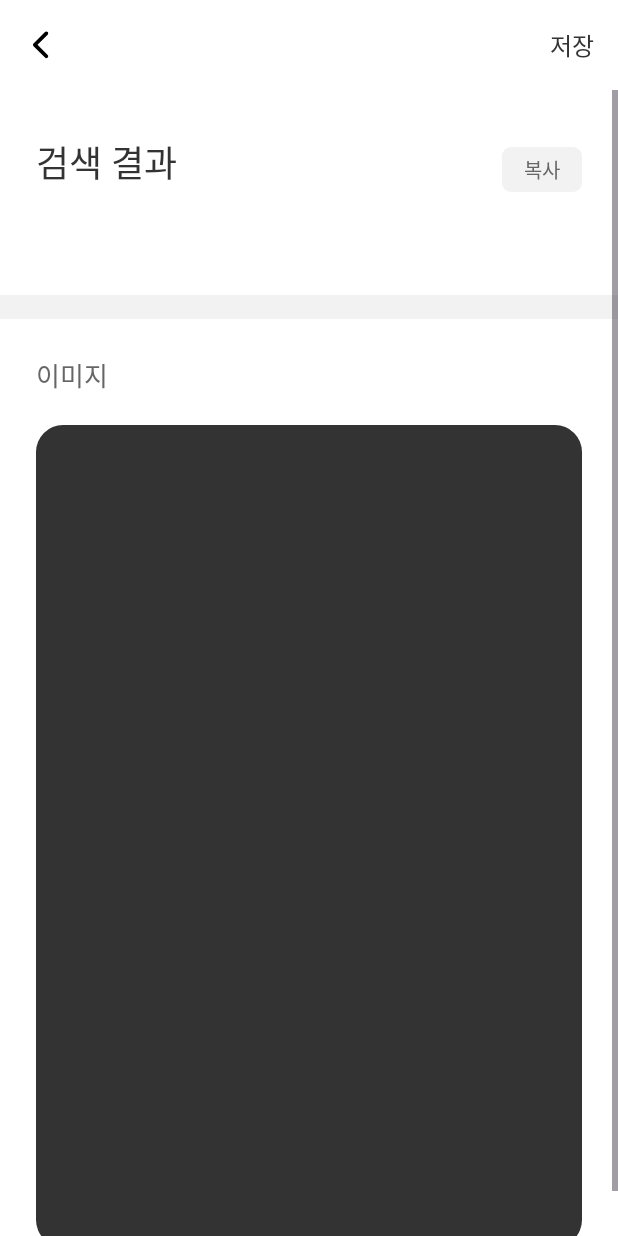
After one commit to 23-SWUnion-Hackton/Android-Soma4Cut, an Android app: the fragment SearchResultFragment placed in its activity, on a phone screen of 412 x 824 dp. The commit adds this screen. Run offline under Robolectric (Android 15) with nearby library versions, the phone set to English and light mode, and no system bars; our stand-ins replace data binding; 2 statements that could not run were skipped.

Commit message:
💄 :: Design SearchResultFragment

```diff
--- a/presentation/src/main/java/com/staker4wapper/android_soma4cut/feature/search/SearchFragment.kt
+++ /dev/null
@@ -1,24 +0,0 @@
-package com.staker4wapper.android_soma4cut.feature.search
-
-import android.os.Bundle
-import androidx.fragment.app.Fragment
-import android.view.LayoutInflater
-import android.view.View
-import android.view.ViewGroup
-import androidx.fragment.app.viewModels
-import androidx.navigation.fragment.findNavController
-import com.sigma.flick.base.BaseFragment
-import com.staker4wapper.android_soma4cut.R
-import com.staker4wapper.android_soma4cut.databinding.FragmentSearchBinding
-
-class SearchFragment: BaseFragment<FragmentSearchBinding, SearchViewModel>(R.layout.fragment_search) {
-
-    override val viewModel: SearchViewModel by viewModels()
-
-    override fun start() {
-        binding.toolbar.setNavigationOnClickListener {
-            findNavController().popBackStack()
-        }
-    }
-
-}
--- /dev/null
+++ b/presentation/src/main/java/com/staker4wapper/android_soma4cut/feature/search/screen/SearchFragment.kt
@@ -0,0 +1,52 @@
+package com.staker4wapper.android_soma4cut.feature.search.screen
+
+import android.content.Context
+import android.widget.Toast
+import androidx.fragment.app.viewModels
+import androidx.navigation.fragment.findNavController
+import com.sigma.flick.base.BaseFragment
+import com.staker4wapper.android_soma4cut.R
+import com.staker4wapper.android_soma4cut.databinding.FragmentSearchBinding
+import com.staker4wapper.android_soma4cut.feature.search.SearchViewModel
+
+
+class SearchFragment: BaseFragment<FragmentSearchBinding, SearchViewModel>(R.layout.fragment_search) {
+
+    override val viewModel: SearchViewModel by viewModels()
+
+    private lateinit var context: Context
+
+    override fun start() {
+        context = requireContext()
+        binding.toolbar.setNavigationOnClickListener {
+            findNavController().popBackStack()
+        }
+
+        binding.etSearch.requestFocus()
+
+        binding.btnSearch.setOnClickListener {
+            val etSearch = binding.etSearch.text.toString()
+
+            /** Code Handling */
+            if (etSearch.isNotEmpty()) {
+                // todo 1. 만약 있는 code라면 -> 창 넘기기
+                if (etSearch == "1234") {
+                    val action = SearchFragmentDirections.toSearchResultFragment(etSearch)
+                    findNavController().navigate(action)
+                } else {
+                    Toast.makeText(context, "형식에 맞게 코드를 입력해주세요", Toast.LENGTH_SHORT).show()
+                }
+            } else {
+                Toast.makeText(context, "코드를 입력해주세요", Toast.LENGTH_SHORT).show()
+            }
+        }
+    }
+
+//    private fun showSoftKeyboard(view: View) {
+//        if (view.requestFocus()) {
+//            val imm = getSystemService(Context.INPUT_METHOD_SERVICE) as InputMethodManager
+//            imm.showSoftInput(view, InputMethodManager.SHOW_IMPLICIT)
+//        }
+//    }
+
+}
--- /dev/null
+++ b/presentation/src/main/java/com/staker4wapper/android_soma4cut/feature/search/screen/SearchResultFragment.kt
@@ -0,0 +1,44 @@
+package com.staker4wapper.android_soma4cut.feature.search.screen
+
+import android.content.Context
+import android.os.Bundle
+import androidx.fragment.app.Fragment
+import android.view.LayoutInflater
+import android.view.View
+import android.view.ViewGroup
+import android.widget.Toast
+import androidx.fragment.app.viewModels
+import androidx.navigation.fragment.findNavController
+import androidx.navigation.fragment.navArgs
+import com.sigma.flick.base.BaseFragment
+import com.staker4wapper.android_soma4cut.R
+import com.staker4wapper.android_soma4cut.databinding.FragmentSearchResultBinding
+import com.staker4wapper.android_soma4cut.feature.search.SearchViewModel
+
+class SearchResultFragment: BaseFragment<FragmentSearchResultBinding, SearchViewModel>(R.layout.fragment_search_result) {
+
+    override val viewModel: SearchViewModel by viewModels()
+
+    private val args: SearchResultFragmentArgs by navArgs()
+
+    private lateinit var context: Context
+
+    override fun start() {
+        context = requireContext()
+        val code = args.code
+        binding.btnArrowBack.setOnClickListener {
+            findNavController().popBackStack()
+        }
+
+        binding.btnSave.setOnClickListener {
+            Toast.makeText(context, "저장", Toast.LENGTH_SHORT).show()
+        }
+        binding.btnCopy.setOnClickListener {
+            Toast.makeText(context, "복사", Toast.LENGTH_SHORT).show()
+        }
+
+        binding.tvSearchedCode.text = code
+
+    }
+
+}
--- a/presentation/src/main/res/layout/fragment_search.xml
+++ b/presentation/src/main/res/layout/fragment_search.xml
@@ -2,7 +2,7 @@
 <layout xmlns:android="http://schemas.android.com/apk/res/android"
     xmlns:app="http://schemas.android.com/apk/res-auto"
     xmlns:tools="http://schemas.android.com/tools"
-    tools:context=".feature.search.SearchFragment">
+    tools:context=".feature.search.screen.SearchFragment">
 
     <data/>
 
@@ -24,12 +24,12 @@
         <com.google.android.material.textfield.TextInputLayout
             android:id="@+id/layout_login_id_input"
             style="@style/Widget.Design.TextInputLayout"
-            android:background="@drawable/button_rounded"
-            android:backgroundTint="@color/gray_50"
             android:layout_width="match_parent"
             android:layout_height="42dp"
             android:layout_marginHorizontal="24dp"
             android:layout_marginTop="10dp"
+            android:background="@drawable/button_rounded"
+            android:backgroundTint="@color/gray_50"
             android:textColor="@color/gray_800"
             android:textColorHint="@color/gray_300"
             app:layout_constraintEnd_toStartOf="@+id/toolbar"
@@ -45,22 +45,40 @@
                 <ImageView
                     android:layout_width="wrap_content"
                     android:layout_height="wrap_content"
-                    android:src="@drawable/ic_search"/>
+                    android:src="@drawable/ic_search" />
 
                 <EditText
+                    android:id="@+id/et_search"
                     android:layout_width="match_parent"
+                    android:layout_height="42dp"
                     android:layout_marginStart="12dp"
-                    android:layout_height="42dp"
                     android:background="@null"
+                    android:focusable="true"
+                    android:focusableInTouchMode="true"
+                    android:fontFamily="@font/pretendard_regular"
                     android:singleLine="true"
                     android:textColor="@color/gray_800"
-                    android:textSize="20sp"
-                    android:fontFamily="@font/pretendard_regular" />
+                    android:textSize="20sp" />
 
             </LinearLayout>
 
         </com.google.android.material.textfield.TextInputLayout>
 
+        <Button
+            android:id="@+id/btn_search"
+            android:layout_width="match_parent"
+            android:layout_height="56dp"
+            android:fontFamily="@font/pretendard_semibold"
+            android:textSize="18sp"
+            android:textColor="@color/white"
+            android:text="검색"
+            app:backgroundTint="@color/gray_800"
+            android:background="@drawable/container_angular"
+            app:layout_constraintBottom_toBottomOf="parent"
+            app:layout_constraintEnd_toEndOf="parent"
+            app:layout_constraintHorizontal_bias="0.5"
+            app:layout_constraintStart_toStartOf="parent" />
+
 
     </androidx.constraintlayout.widget.ConstraintLayout>
 
--- /dev/null
+++ b/presentation/src/main/res/layout/fragment_search_result.xml
@@ -0,0 +1,163 @@
+<?xml version="1.0" encoding="utf-8"?>
+<layout xmlns:android="http://schemas.android.com/apk/res/android"
+    xmlns:app="http://schemas.android.com/apk/res-auto"
+    xmlns:tools="http://schemas.android.com/tools"
+    tools:context=".feature.search.screen.SearchResultFragment">
+
+    <data/>
+
+    <androidx.constraintlayout.widget.ConstraintLayout
+        android:layout_width="match_parent"
+        android:layout_height="match_parent"
+        android:background="@color/white">
+
+
+        <!-- Toolbar -->
+
+        <LinearLayout
+            android:id="@+id/toolbar"
+            android:layout_width="match_parent"
+            android:layout_height="60dp"
+            android:paddingHorizontal="16dp"
+            android:gravity="center_vertical"
+            app:layout_constraintEnd_toEndOf="parent"
+            app:layout_constraintStart_toStartOf="parent"
+            app:layout_constraintTop_toTopOf="parent">
+
+
+            <ImageView
+                android:id="@+id/btn_arrow_back"
+                android:layout_width="wrap_content"
+                android:layout_height="wrap_content"
+                android:src="@drawable/ic_arrow_back" />
+
+            <Space
+                android:layout_width="0dp"
+                android:layout_height="match_parent"
+                android:layout_weight="1"/>
+
+            <TextView
+                android:id="@+id/btn_save"
+                android:layout_width="wrap_content"
+                android:layout_height="wrap_content"
+                android:fontFamily="@font/pretendard_medium"
+                android:textSize="16sp"
+                android:textColor="@color/gray_800"
+                android:text="저장"/>
+
+        </LinearLayout>
+
+
+        <!-- Content -->
+
+        <ScrollView
+            android:layout_width="match_parent"
+            android:layout_height="0dp"
+            android:orientation="vertical"
+            app:layout_constraintBottom_toBottomOf="parent"
+            app:layout_constraintLeft_toLeftOf="parent"
+            app:layout_constraintRight_toRightOf="parent"
+            app:layout_constraintTop_toBottomOf="@id/toolbar">
+
+            <LinearLayout
+                android:layout_width="match_parent"
+                android:layout_height="wrap_content"
+                android:orientation="vertical">
+
+                <RelativeLayout
+                    android:layout_width="wrap_content"
+                    android:layout_height="wrap_content"
+                    android:layout_marginHorizontal="24dp"
+                    android:layout_marginTop="30dp">
+
+                    <TextView
+                        android:id="@+id/tv_searched_code_title"
+                        android:layout_width="wrap_content"
+                        android:layout_height="wrap_content"
+                        android:layout_alignParentStart="true"
+                        android:layout_alignParentTop="true"
+                        android:layout_marginStart="0dp"
+                        android:layout_marginTop="0dp"
+                        android:fontFamily="@font/pretendard_semibold"
+                        android:text="검색 결과"
+                        android:textColor="@color/gray_800"
+                        android:textSize="24sp" />
+
+                    <TextView
+                        android:id="@+id/tv_searched_code"
+                        android:layout_width="wrap_content"
+                        android:layout_height="wrap_content"
+                        android:layout_below="@+id/tv_searched_code_title"
+                        android:layout_alignParentStart="true"
+                        android:layout_marginStart="0dp"
+                        android:layout_marginTop="6dp"
+                        android:fontFamily="@font/pretendard_regular"
+                        android:text="..."
+                        android:textColor="@color/gray_300"
+                        android:textSize="14sp" />
+
+                    <LinearLayout
+                        android:id="@+id/btn_copy"
+                        android:layout_width="53dp"
+                        android:layout_height="30dp"
+                        android:layout_alignParentTop="true"
+                        android:layout_alignParentEnd="true"
+                        android:layout_marginTop="8dp"
+                        android:layout_marginEnd="0dp"
+                        android:background="@drawable/button_rounded_mini"
+                        android:gravity="center">
+
+                        <TextView
+                            android:layout_width="wrap_content"
+                            android:layout_height="wrap_content"
+                            android:fontFamily="@font/pretendard_medium"
+                            android:text="복사"
+                            android:textColor="@color/gray_600"
+                            android:textSize="13sp" />
+
+                    </LinearLayout>
+
+                </RelativeLayout>
+
+
+                <!-- line -->
+
+                <ImageView
+                    android:id="@+id/iv_line_container"
+                    android:layout_width="match_parent"
+                    android:layout_height="16dp"
+                    android:layout_marginTop="45dp"
+                    android:src="@drawable/container_angular"
+                    app:layout_constraintEnd_toEndOf="parent"
+                    app:layout_constraintStart_toStartOf="parent"
+                    app:layout_constraintTop_toBottomOf="@+id/tv_saved_code" />
+
+                <TextView
+                    android:id="@+id/tv_image_title"
+                    android:layout_width="wrap_content"
+                    android:layout_height="wrap_content"
+                    android:layout_marginStart="24dp"
+                    android:layout_marginTop="24dp"
+                    android:fontFamily="@font/pretendard_semibold"
+                    android:text="이미지"
+                    android:textColor="@color/gray_600"
+                    android:textSize="17sp"
+                    app:layout_constraintStart_toStartOf="parent"
+                    app:layout_constraintTop_toBottomOf="@+id/iv_line_container" />
+
+                <ImageView
+                    android:id="@+id/iv_image"
+                    android:layout_width="match_parent"
+                    android:layout_height="548dp"
+                    android:layout_marginBottom="24dp"
+                    android:layout_marginHorizontal="24dp"
+                    android:layout_marginTop="20dp"
+                    android:src="@drawable/button_rounded" />
+
+            </LinearLayout>
+
+        </ScrollView>
+
+    </androidx.constraintlayout.widget.ConstraintLayout>
+
+</layout>
--- a/presentation/src/main/res/layout/item_saved_code.xml
+++ b/presentation/src/main/res/layout/item_saved_code.xml
@@ -8,6 +8,7 @@
     android:orientation="horizontal"
     android:paddingHorizontal="24dp"
     android:layout_marginBottom="16dp"
+    android:elevation="10dp"
     android:gravity="center_vertical">
 
     <TextView
--- a/presentation/src/main/res/navigation/nav_graph.xml
+++ b/presentation/src/main/res/navigation/nav_graph.xml
@@ -81,7 +81,24 @@
     </fragment>
     <fragment
         android:id="@+id/searchFragment"
-        android:name="com.staker4wapper.android_soma4cut.feature.search.SearchFragment"
+        android:name="com.staker4wapper.android_soma4cut.feature.search.screen.SearchFragment"
         android:label="fragment_search"
-        tools:layout="@layout/fragment_search" />
+        tools:layout="@layout/fragment_search" >
+        <action
+            android:id="@+id/to_searchResultFragment"
+            app:destination="@id/searchResultFragment"
+            app:enterAnim="@anim/animation_enter"
+            app:exitAnim="@anim/animation_exit"
+            app:popEnterAnim="@anim/animation_pop_enter"
+            app:popExitAnim="@anim/animation_pop_exit"/>
+    </fragment>
+    <fragment
+        android:id="@+id/searchResultFragment"
+        android:name="com.staker4wapper.android_soma4cut.feature.search.screen.SearchResultFragment"
+        android:label="fragment_search_result"
+        tools:layout="@layout/fragment_search_result">
+        <argument
+            android:name="code"
+            app:argType="string" />
+    </fragment>
 </navigation>
```
